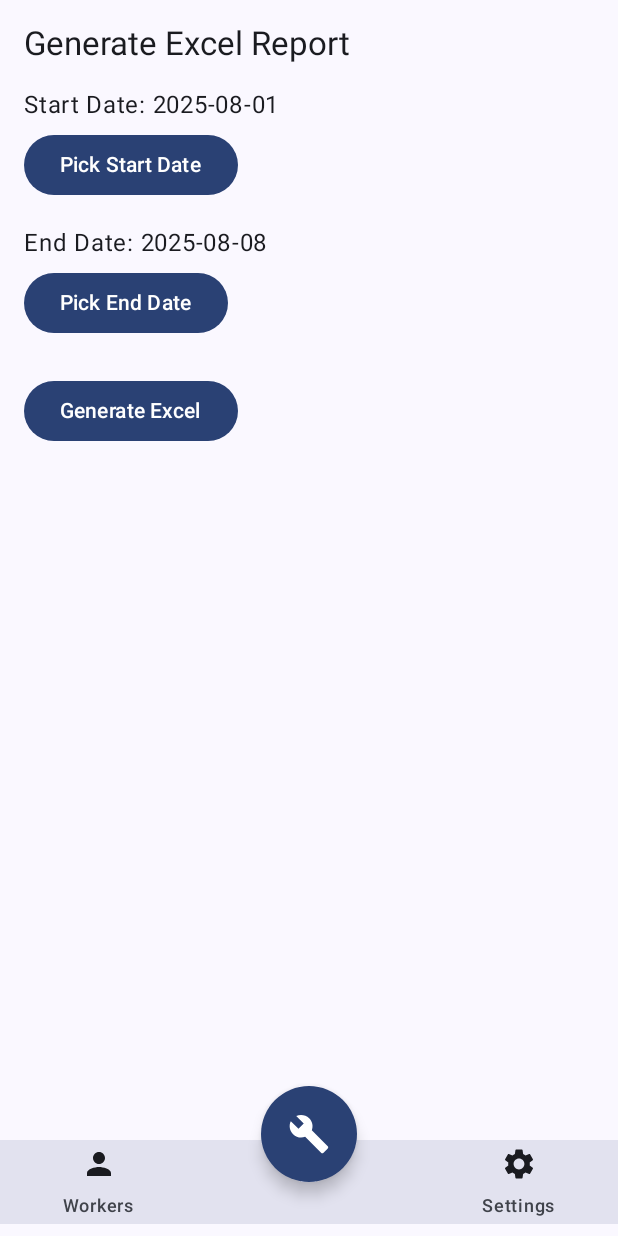
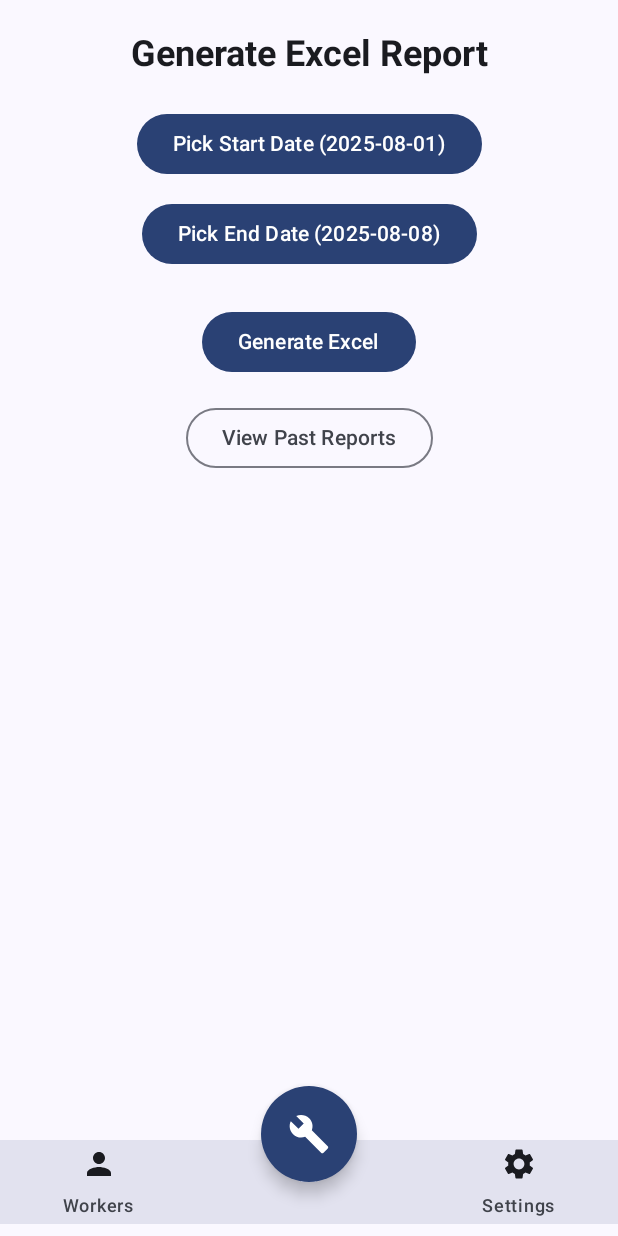
Before and after one commit to sonofgreatness/AirDry, an Android app built with Jetpack Compose: the GenerateExcelScreen screen opened through its navigation route, on a phone screen of 412 x 824 dp. Run offline under Robolectric (Android 15) with nearby library versions, the phone set to English and light mode, and no system bars; our stand-ins replace Dagger/Hilt's generated code, livedata-compose; libraries missing offline, so code that uses them is left out: org.apache.poi; 1 statement that could not run was skipped.

Commit message:
Generate Report UI done

```diff
--- a/app/src/main/java/com/example/airdry/ui/nav/Navigation.kt
+++ b/app/src/main/java/com/example/airdry/ui/nav/Navigation.kt
@@ -39,6 +39,7 @@ import androidx.navigation.compose.rememberNavController
 import androidx.navigation.navArgument
 import com.example.airdry.database.Entities.Employee
 import com.example.airdry.ui.screens.reports.GenerateExcelScreen
+import com.example.airdry.ui.screens.reports.ViewExcelScreen
 import com.example.airdry.ui.screens.work.CreateStackAndWorkScreen
 import com.example.airdry.ui.screens.work.EmployeeSelectionScreen
 import com.example.airdry.ui.screens.settings.*
@@ -138,8 +139,9 @@ fun Navigation(employeeViewModel: EmployeeViewModel, workViewModel: WorkViewMode
 
                 composable(Screen.GenerateExcel.route) {
                     GenerateExcelScreen(
-                        onGenerate = { startDate, endDate ->
-                            workViewModel.generatExcelReport(startDate, endDate)
+                        workViewModel,
+                        onMoveToNextScreen = {
+                            navController.navigate(Screen.ViewExcel.route)
                         }
                     )
                 }
@@ -173,6 +175,9 @@ fun Navigation(employeeViewModel: EmployeeViewModel, workViewModel: WorkViewMode
                         stackId = id.toString(),
                         viewModel = workViewModel
                     )
+                }
+                composable (Screen.ViewExcel.route){
+                    ViewExcelScreen(workViewModel)
                 }
             }
         }
--- a/app/src/main/java/com/example/airdry/ui/nav/Screen.kt
+++ b/app/src/main/java/com/example/airdry/ui/nav/Screen.kt
@@ -18,6 +18,7 @@ sealed
     object SelectEmployee : Screen("select_employee", "Select", Icons.Default.Person)
     object CreateStackAndWork : Screen("create_stack", "Create Stack",null)
     object GenerateExcel : Screen("generate_excel", "Generate Excel", null)
+    object ViewExcel : Screen("view_excel", "View Excel", null)
     object ManageUpdates:Screen("manage_updates", "Manage Updates",null )
     object ManageStacks:Screen("manage_stacks", "Manage Stacks", null)
     object CreateStack: Screen ("stacks/save", "New Stack", null)
--- a/app/src/main/java/com/example/airdry/ui/screens/reports/GenerateExcelScreen.kt
+++ b/app/src/main/java/com/example/airdry/ui/screens/reports/GenerateExcelScreen.kt
@@ -5,60 +5,101 @@ import androidx.compose.foundation.layout.Spacer
 import androidx.compose.foundation.layout.fillMaxSize
 import androidx.compose.foundation.layout.height
 import androidx.compose.foundation.layout.padding
+import androidx.compose.foundation.layout.size
+import androidx.compose.foundation.layout.width
 import androidx.compose.material3.Button
+import androidx.compose.material3.CircularProgressIndicator
 import androidx.compose.material3.MaterialTheme
+import androidx.compose.material3.OutlinedButton
 import androidx.compose.material3.Text
 import androidx.compose.runtime.Composable
 import androidx.compose.runtime.getValue
+import androidx.compose.runtime.livedata.observeAsState
 import androidx.compose.runtime.mutableStateOf
 import androidx.compose.runtime.remember
 import androidx.compose.runtime.setValue
+import androidx.compose.ui.Alignment
 import androidx.compose.ui.Modifier
+import androidx.compose.ui.graphics.Color
+import androidx.compose.ui.text.font.FontWeight
 import androidx.compose.ui.unit.dp
+import com.example.airdry.ui.viewmodels.WorkViewModel
+import com.example.airdry.util.operational_states.ExcelReportUiState
 import java.time.LocalDate
 
 @Composable
 fun GenerateExcelScreen(
-    onGenerate: (startDate: LocalDate, endDate: LocalDate) -> Unit = { _, _ -> }
+    viewModel: WorkViewModel,
+    onMoveToNextScreen: () -> Unit = {}
 ) {
+    val uiState by viewModel.uiState.observeAsState(ExcelReportUiState())
     var startDate by remember { mutableStateOf(LocalDate.now().minusDays(7)) }
     var endDate by remember { mutableStateOf(LocalDate.now()) }
 
     Column(
         modifier = Modifier
             .fillMaxSize()
-            .padding(16.dp)
+            .padding(20.dp),
+        horizontalAlignment = Alignment.CenterHorizontally
     ) {
-        Text("Generate Excel Report", style = MaterialTheme.typography.titleLarge)
+        Text(
+            "Generate Excel Report",
+            style = MaterialTheme.typography.headlineSmall.copy(fontWeight = FontWeight.Bold)
+        )
 
-        Spacer(modifier = Modifier.height(16.dp))
+        Spacer(Modifier.height(20.dp))
 
-        Text("Start Date: ${startDate.toString()}")
-        Spacer(modifier = Modifier.height(4.dp))
         DatePickerButton(
-            label = "Pick Start Date",
+            label = "Pick Start Date (${startDate})",
             selectedDate = startDate,
             onDateSelected = { startDate = it }
         )
 
-        Spacer(modifier = Modifier.height(16.dp))
+        Spacer(Modifier.height(12.dp))
 
-        Text("End Date: ${endDate.toString()}")
-        Spacer(modifier = Modifier.height(4.dp))
         DatePickerButton(
-            label = "Pick End Date",
+            label = "Pick End Date (${endDate})",
             selectedDate = endDate,
             onDateSelected = { endDate = it }
         )
 
-        Spacer(modifier = Modifier.height(24.dp))
+        Spacer(Modifier.height(24.dp))
 
         Button(
-            onClick = {
-                onGenerate(startDate, endDate)
+            onClick = { viewModel.generatExcelReport(startDate, endDate) },
+            enabled = !uiState.isLoading
+        ) {
+            if (uiState.isLoading) {
+                CircularProgressIndicator(
+                    color = Color.White,
+                    modifier = Modifier.size(20.dp),
+                    strokeWidth = 2.dp
+                )
+                Spacer(Modifier.width(8.dp))
+                Text("Generating…")
+            } else {
+                Text("Generate Excel")
             }
+        }
+
+        Spacer(Modifier.height(16.dp))
+
+        OutlinedButton(
+            onClick = onMoveToNextScreen,
+            enabled = !uiState.isLoading
         ) {
-            Text("Generate Excel")
+            Text("View Past Reports")
+        }
+
+        Spacer(Modifier.height(24.dp))
+
+        // Show status messages
+        uiState.successMessage?.let {
+            Text(it, color = Color(0xFF2E7D32), fontWeight = FontWeight.Medium)
+        }
+
+        uiState.errorMessage?.let {
+            Text(it, color = Color(0xFFC62828), fontWeight = FontWeight.Medium)
         }
     }
 }
--- a/app/src/main/java/com/example/airdry/ui/screens/work/EmployeeSelectionScreen.kt
+++ b/app/src/main/java/com/example/airdry/ui/screens/work/EmployeeSelectionScreen.kt
@@ -4,6 +4,7 @@ import androidx.compose.foundation.Image
 import androidx.compose.foundation.background
 import androidx.compose.foundation.clickable
 import androidx.compose.foundation.layout.Arrangement
+import androidx.compose.foundation.layout.Box
 import androidx.compose.foundation.layout.Column
 import androidx.compose.foundation.layout.Row
 import androidx.compose.foundation.layout.Spacer
@@ -121,6 +122,16 @@ fun EmployeeSelectionScreen(
         }
 
 
+
+        if (employees.isEmpty()){
+            Box(
+                Modifier.fillMaxSize(),
+                contentAlignment = Alignment.Center
+            ) {
+                Text("No workers found", style = MaterialTheme.typography.bodyLarge)
+            }
+        }
+        else{
         LazyColumn {
             items(employees) { employee ->
                 val workGroups = workMap[employee.id]?.groupBy {
@@ -136,6 +147,7 @@ fun EmployeeSelectionScreen(
                 )
             }
         }
+    }
     }
 }
 
--- /dev/null
+++ b/app/src/main/java/com/example/airdry/util/operational_states/ExcelReportUiState.kt
@@ -0,0 +1,7 @@
+package com.example.airdry.util.operational_states
+
+data class ExcelReportUiState(
+    val isLoading: Boolean = false,
+    val successMessage: String? = null,
+    val errorMessage: String? = null
+)
--- /dev/null
+++ b/app/src/main/res/drawable/baseline_insert_drive_file_24.xml
@@ -0,0 +1,5 @@
+<vector xmlns:android="http://schemas.android.com/apk/res/android" android:autoMirrored="true" android:height="24dp" android:tint="#000000" android:viewportHeight="24" android:viewportWidth="24" android:width="24dp">
+
+    <path android:fillColor="@android:color/white" android:pathData="M6,2c-1.1,0 -1.99,0.9 -1.99,2L4,20c0,1.1 0.89,2 1.99,2L18,22c1.1,0 2,-0.9 2,-2L20,8l-6,-6L6,2zM13,9L13,3.5L18.5,9L13,9z"/>
+
+</vector>
--- a/app/src/main/res/xml/file_paths.xml
+++ b/app/src/main/res/xml/file_paths.xml
@@ -1,7 +1,8 @@
 <?xml version="1.0" encoding="utf-8"?>
 <paths  xmlns:android="http://schemas.android.com/apk/res/android">
     <files-path
-        path="AirDry" name="files" />
+        name="files"
+        path="." />
     <cache-path
         name = "cache" path ="/"/>
 
```
Also changed, not shown: app/src/main/java/com/example/airdry/ui/screens/reports/ExcelFileCard.kt (added, +86 -0 lines), app/src/main/java/com/example/airdry/ui/screens/reports/ViewExcelScreen.kt (added, +59 -0 lines), app/src/main/java/com/example/airdry/ui/screens/workers/WorkersListScreen.kt (+19 -4 lines), app/src/main/java/com/example/airdry/ui/viewmodels/WorkViewModel.kt (+91 -8 lines), app/src/main/java/com/example/airdry/util/classes/ExcelFileItem.kt (added, +8 -0 lines).
